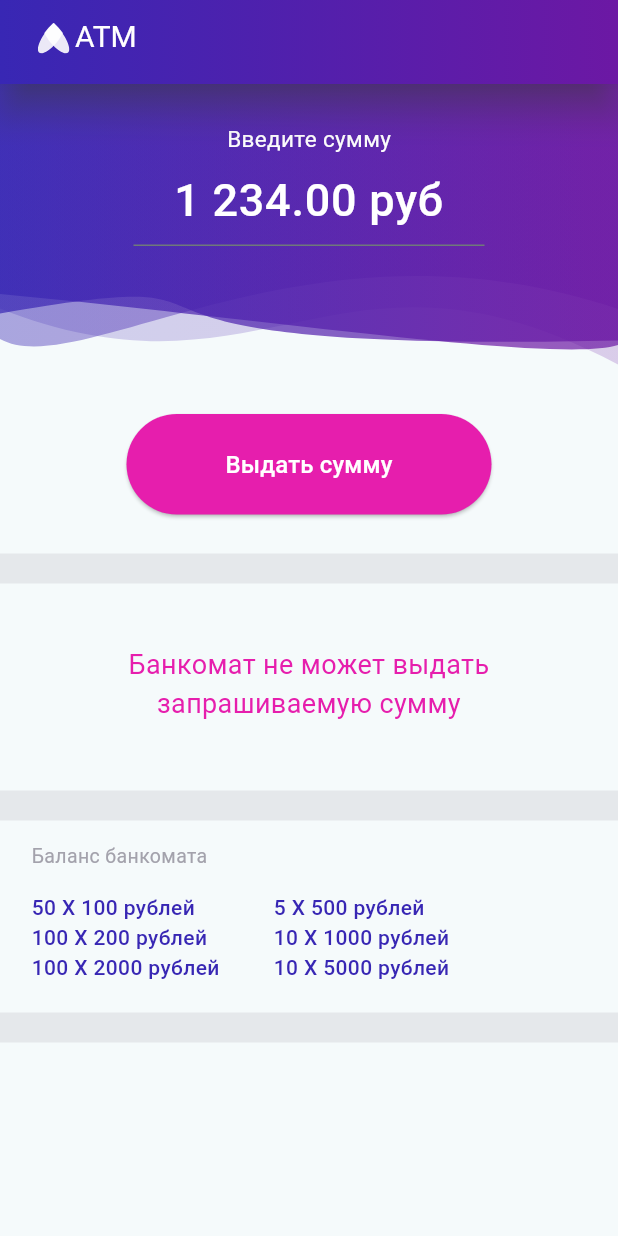
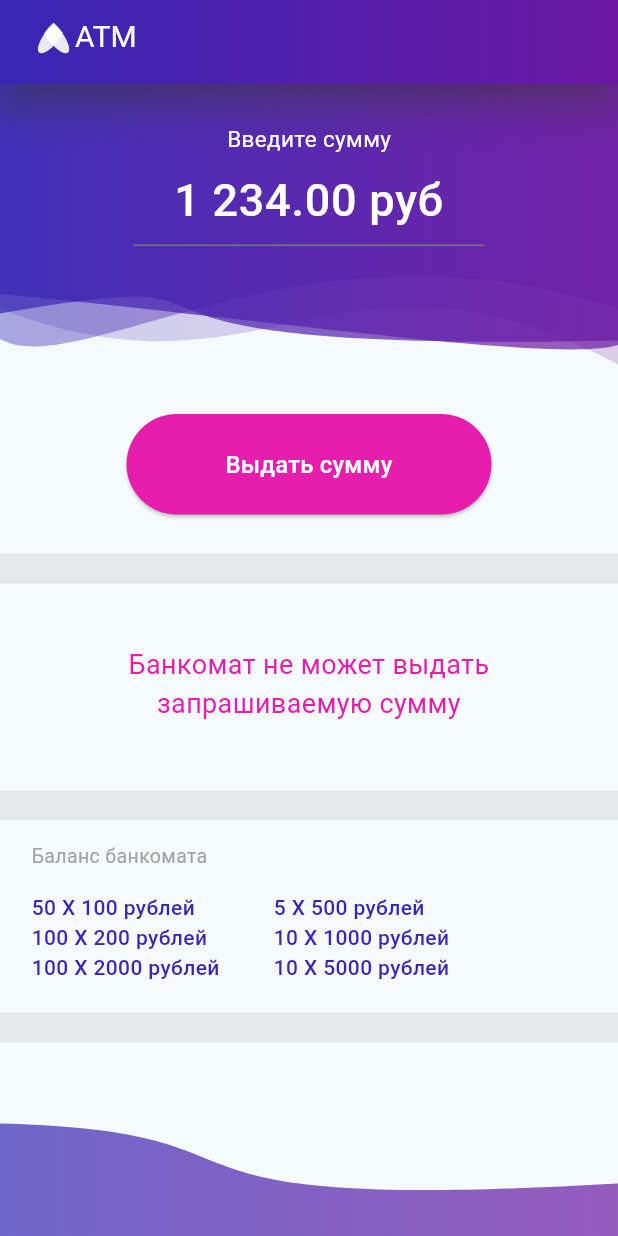
Before and after one commit to GarifullinII/atm, a Flutter app: the screen it shows after launch, on a phone screen of 412 x 824 dp. Run offline on Flutter 3.47's test engine with Material 3 defaults, Android fonts, the phone set to English and light mode, and no system bars; our stand-ins replace flutter_svg; Roboto replaces fonts that are missing (SF Pro Text, Trebuchet MS).

Commit message:
ATM add bottombar.dart, FirstDrawClip and animation

```diff
--- a/lib/views/pages/amount_entry.dart
+++ b/lib/views/pages/amount_entry.dart
@@ -1,6 +1,7 @@
 import 'package:flutter/material.dart';
 import 'dart:math' as math;
 import '../../utils/constants.dart';
+import '../widgets/bottombar.dart';
 import '../widgets/topbar.dart';
 
 /// Amount entry page
@@ -68,6 +69,8 @@ class _AmountEntryPageState extends State<AmountEntryPage>
   void dispose() {
     _animationFirstController.dispose();
     _animationSecondController.dispose();
+    _animationThirdController.dispose();
+    _animationFourthController.dispose();
     super.dispose();
   }
 
@@ -358,7 +361,7 @@ class _AmountEntryPageState extends State<AmountEntryPage>
           ],
         ),
       ),
-      // bottomNavigationBar: BottomBar(),
+      bottomNavigationBar: const BottomBar(),
     );
   }
 }
@@ -370,17 +373,17 @@ class FirstDrawClip extends CustomClipper<Path> {
 
   @override
   getClip(Size size) {
-    Path path = Path();
-    path.lineTo(0, size.height * 0.85);
-    path.cubicTo(
+    Path path = Path()
+    ..lineTo(0, size.height * 0.85)
+    ..cubicTo(
       size.width * 0.5,
       size.height * 0.65 + math.cos(move * slice),
       size.width * 0.5 + (size.width * 0.5) * math.sin(move * slice),
       size.height,
       size.width,
       size.height * 0.95,
-    );
-    path.lineTo(size.width, 0);
+    )
+    ..lineTo(size.width, 0);
 
     return path;
   }
@@ -398,17 +401,17 @@ class SecondDrawClip extends CustomClipper<Path> {
 
   @override
   getClip(Size size) {
-    Path path = Path();
-    path.lineTo(0, size.height * 0.7);
-    path.cubicTo(
+    Path path = Path()
+    ..lineTo(0, size.height * 0.7)
+    ..cubicTo(
       size.width * 0.5,
       size.height * 0.8 + math.cos(move * slice),
       size.width * 0.8 + (size.width * 0.5) * math.sin(move * slice),
       size.height,
       size.width,
       size.height * 0.8,
-    );
-    path.lineTo(size.width, 0);
+    )
+    ..lineTo(size.width, 0);
 
     return path;
   }
@@ -426,17 +429,17 @@ class ThirdDrawClip extends CustomClipper<Path> {
 
   @override
   getClip(Size size) {
-    Path path = Path();
-    path.lineTo(0, size.height * 0.85);
-    path.cubicTo(
+    Path path = Path()
+    ..lineTo(0, size.height * 0.85)
+    ..cubicTo(
       size.width * 0.45 + (size.width * 0.5) * math.sin(move * slice),
       size.height,
       size.width * 0.5,
       size.height * 0.4 + math.cos(move * slice),
       size.width,
       size.height * 0.75,
-    );
-    path.lineTo(size.width, 0);
+    )
+    ..lineTo(size.width, 0);
 
     return path;
   }
@@ -454,17 +457,17 @@ class FourthDrawClip extends CustomClipper<Path> {
 
   @override
   getClip(Size size) {
-    Path path = Path();
-    path.lineTo(0, size.height * 0.68);
-    path.cubicTo(
+    Path path = Path()
+    ..lineTo(0, size.height * 0.68)
+    ..cubicTo(
       size.width * 0.75 + (size.width * 0.5) * math.sin(move * slice),
       size.height,
       size.width * 0.55,
       size.height * 0.4 + math.cos(move * slice),
       size.width,
       size.height * 0.85,
-    );
-    path.lineTo(size.width, 0);
+    )
+    ..lineTo(size.width, 0);
 
     return path;
   }
--- /dev/null
+++ b/lib/views/widgets/bottombar.dart
@@ -0,0 +1,124 @@
+import 'package:flutter/material.dart';
+import 'dart:math' as math;
+import '../../utils/constants.dart';
+
+/// Bottom bar widget
+
+class BottomBar extends StatefulWidget {
+  const BottomBar({super.key});
+
+  @override
+  State<BottomBar> createState() => _BottomBarState();
+}
+
+class _BottomBarState extends State<BottomBar> with TickerProviderStateMixin {
+  /// Animation controllers
+  late AnimationController _animationFirstController;
+  late AnimationController _animationSecondController;
+  late AnimationController _animationThirdController;
+  late AnimationController _animationFourthController;
+
+  @override
+  void initState() {
+    // Animation for FirstDrawClip
+    _animationFirstController = AnimationController(
+      value: 0,
+      duration: const Duration(seconds: 10),
+      upperBound: 1,
+      lowerBound: -1,
+      vsync: this,
+    )..repeat();
+
+    // Animation for SecondDrawClip
+    _animationSecondController = AnimationController(
+      value: 0,
+      duration: const Duration(seconds: 10),
+      upperBound: 1,
+      lowerBound: 0,
+      vsync: this,
+    )..repeat();
+
+    // Animation for ThirdDrawClip
+    _animationThirdController = AnimationController(
+      value: 0,
+      duration: const Duration(seconds: 10),
+      upperBound: 0,
+      lowerBound: -1,
+      vsync: this,
+    )..repeat();
+
+    // Animation for FourthDrawClip
+    _animationFourthController = AnimationController(
+      value: 0,
+      duration: const Duration(seconds: 10),
+      upperBound: 0,
+      lowerBound: -1,
+      vsync: this,
+    )..repeat();
+
+    super.initState();
+  }
+
+  @override
+  void dispose() {
+    _animationFirstController.dispose();
+    _animationSecondController.dispose();
+    _animationThirdController.dispose();
+    _animationFourthController.dispose();
+    super.dispose();
+  }
+
+  @override
+  Widget build(BuildContext context) {
+    return Padding(
+      padding: const EdgeInsets.only(top: 13),
+      child: Stack(
+        children: <Widget>[
+          AnimatedBuilder(
+            animation: _animationFirstController,
+            builder: (BuildContext context, Widget? child) {
+              return ClipPath(
+                clipper: FirstDrawClip(_animationFirstController.value),
+                child: Container(
+                  height: 100,
+                  decoration: BoxDecoration(
+                    gradient: ColorConstants.circuitSecondColor,
+                  ),
+                ),
+              );
+            },
+          ),
+        ],
+      ),
+    );
+  }
+}
+
+class FirstDrawClip extends CustomClipper<Path> {
+  double move = 0;
+  double slice = math.pi;
+  FirstDrawClip(this.move);
+
+  @override
+  getClip(Size size) {
+    Path path = Path()
+      ..lineTo(0, size.height * 0.25)
+      ..cubicTo(
+        size.width * 0.5,
+        size.height * 0.3 + math.cos(move * slice),
+        size.width * 0.65 + (size.width * 0.5) * math.sin(move * slice),
+        size.height * 0.85,
+        size.width,
+        size.height * 0.65,
+      )
+      ..lineTo(size.width, size.height)
+      ..lineTo(0, size.height);
+
+    return path;
+  }
+
+  @override
+  bool shouldReclip(covariant CustomClipper oldClipper) {
+    return true;
+  }
+}
```
